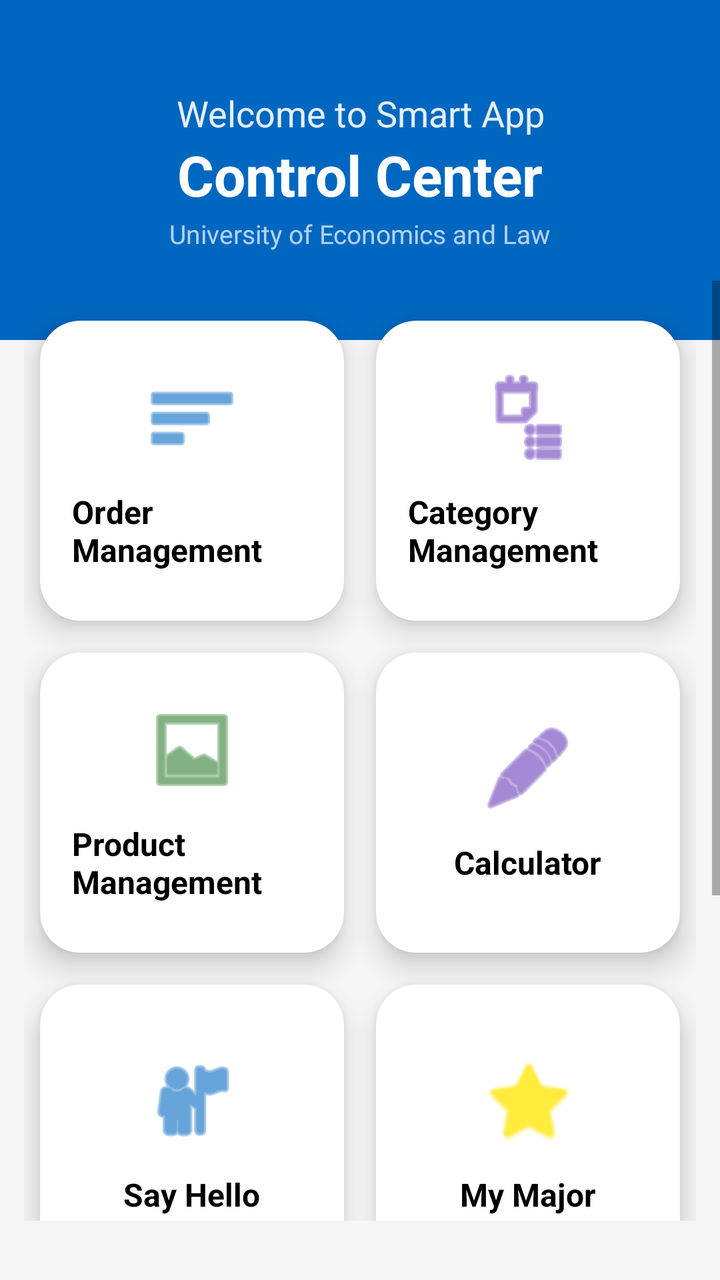
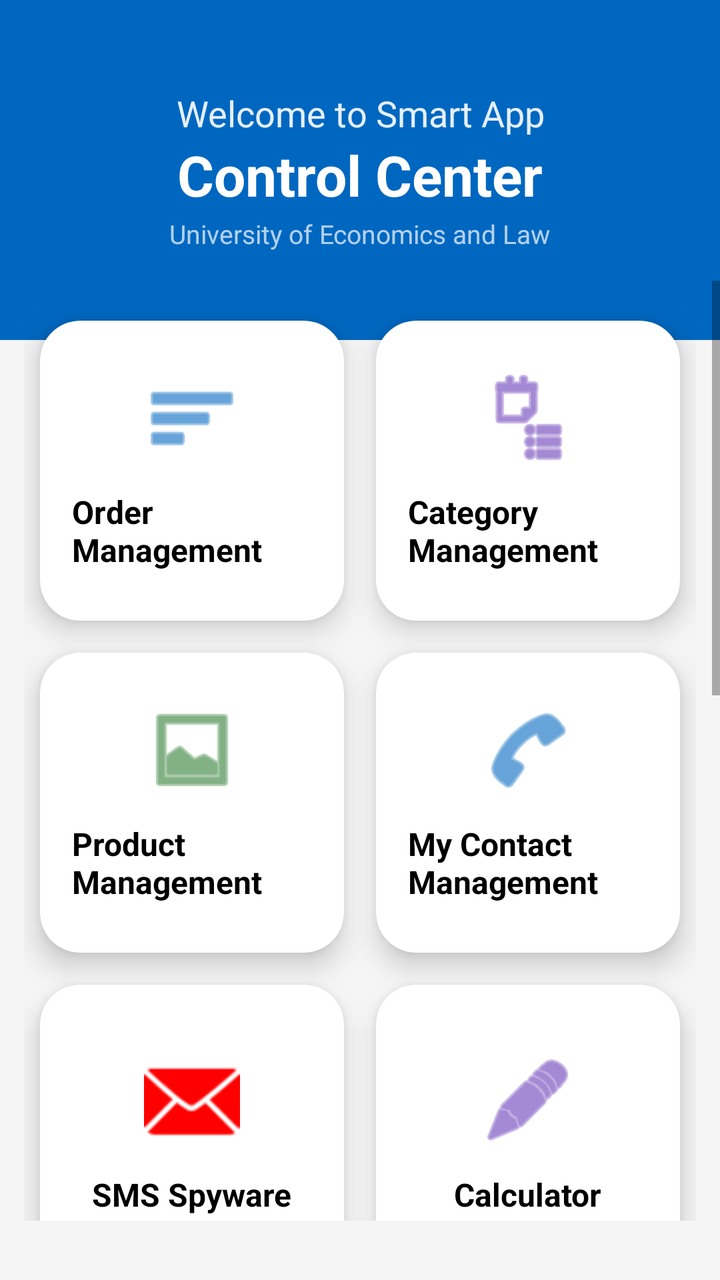

Two renders of the same Android screen: before a commit and after it. Below are the layout's source before the change and the commit's diff.
<!-- AndroidManifest.xml: application theme Theme.K23411TApp -->
<!-- res/layout/activity_main.xml -->
<?xml version="1.0" encoding="utf-8"?>
<LinearLayout xmlns:android="http://schemas.android.com/apk/res/android"
    xmlns:app="http://schemas.android.com/apk/res-auto"
    xmlns:tools="http://schemas.android.com/tools"
    android:id="@+id/main"
    android:layout_width="match_parent"
    android:layout_height="match_parent"
    android:background="@color/gray_light"
    android:orientation="vertical"
    tools:context=".MainActivity">

    
    <LinearLayout
        android:layout_width="match_parent"
        android:layout_height="170dp"
        android:background="@color/blue"
        android:gravity="center"
        android:orientation="vertical"
        android:padding="20dp">

        <TextView
            android:id="@+id/txtWelcome"
            android:layout_width="match_parent"
            android:layout_height="wrap_content"
            android:alpha="0.9"
            android:text="@string/str_welcome_app"
            android:textAlignment="center"
            android:textColor="@color/white"
            android:textSize="18sp" />

        <TextView
            android:id="@+id/txtMainDashboard"
            android:layout_width="wrap_content"
            android:layout_height="wrap_content"
            android:text="@string/str_control_center"
            android:textColor="@color/white"
            android:textSize="28sp"
            android:textStyle="bold" />

        <TextView
            android:layout_width="wrap_content"
            android:layout_height="wrap_content"
            android:layout_marginTop="2dp"
            android:alpha="0.7"
            android:text="@string/str_university"
            android:textColor="@color/white"
            android:textSize="13sp" />
    </LinearLayout>

    <ScrollView
        android:layout_width="match_parent"
        android:layout_height="0dp"
        android:layout_marginTop="-30dp"
        android:layout_weight="1"
        android:clipToPadding="false"
        android:paddingBottom="20dp">

        <GridLayout
            android:layout_width="match_parent"
            android:layout_height="wrap_content"
            android:alignmentMode="alignMargins"
            android:columnCount="2"
            android:padding="12dp">

            
            <com.google.android.material.card.MaterialCardView
                android:layout_width="0dp"
                android:layout_height="150dp"
                android:layout_rowWeight="1"
                android:layout_columnWeight="1"
                android:layout_margin="8dp"
                android:clickable="true"
                android:focusable="true"
                android:onClick="openOrderManagement"
                app:cardCornerRadius="20dp"
                app:cardElevation="8dp"
                app:rippleColor="@color/blue">

                <LinearLayout
                    android:layout_width="match_parent"
                    android:layout_height="match_parent"
                    android:gravity="center"
                    android:orientation="vertical"
                    android:padding="16dp">

                    <ImageView
                        android:layout_width="48dp"
                        android:layout_height="48dp"
                        android:src="@android:drawable/ic_menu_sort_by_size"
                        app:tint="@color/blue" />

                    <TextView
                        android:layout_width="wrap_content"
                        android:layout_height="wrap_content"
                        android:layout_marginTop="12dp"
                        android:text="@string/str_orders"
                        android:textColor="@color/black"
                        android:textSize="16sp"
                        android:textStyle="bold" />
                </LinearLayout>
            </com.google.android.material.card.MaterialCardView>

            
            <com.google.android.material.card.MaterialCardView
                android:layout_width="0dp"
                android:layout_height="150dp"
                android:layout_rowWeight="1"
                android:layout_columnWeight="1"
                android:layout_margin="8dp"
                android:clickable="true"
                android:focusable="true"
                android:onClick="openCategoryManagement"
                app:cardCornerRadius="20dp"
                app:cardElevation="8dp"
                app:rippleColor="@color/purple_primary">

                <LinearLayout
                    android:layout_width="match_parent"
                    android:layout_height="match_parent"
                    android:gravity="center"
                    android:orientation="vertical"
                    android:padding="16dp">

                    <ImageView
                        android:layout_width="48dp"
                        android:layout_height="48dp"
                        android:src="@android:drawable/ic_menu_agenda"
                        app:tint="@color/purple_primary" />

                    <TextView
                        android:layout_width="wrap_content"
                        android:layout_height="wrap_content"
                        android:layout_marginTop="12dp"
                        android:text="@string/str_categories"
                        android:textColor="@color/black"
                        android:textSize="16sp"
                        android:textStyle="bold" />
                </LinearLayout>
            </com.google.android.material.card.MaterialCardView>

            
            <com.google.android.material.card.MaterialCardView
                android:layout_width="0dp"
                android:layout_height="150dp"
                android:layout_rowWeight="1"
                android:layout_columnWeight="1"
                android:layout_margin="8dp"
                android:clickable="true"
                android:focusable="true"
                android:onClick="openProductManagement"
                app:cardCornerRadius="20dp"
                app:cardElevation="8dp"
                app:rippleColor="@color/green">

                <LinearLayout
                    android:layout_width="match_parent"
                    android:layout_height="match_parent"
                    android:gravity="center"
                    android:orientation="vertical"
                    android:padding="16dp">

                    <ImageView
                        android:layout_width="48dp"
                        android:layout_height="48dp"
                        android:src="@android:drawable/ic_menu_gallery"
                        app:tint="@color/green" />

                    <TextView
                        android:layout_width="wrap_content"
                        android:layout_height="wrap_content"
                        android:layout_marginTop="12dp"
                        android:text="@string/str_products"
                        android:textColor="@color/black"
                        android:textSize="16sp"
                        android:textStyle="bold" />
                </LinearLayout>
            </com.google.android.material.card.MaterialCardView>

            
            <com.google.android.material.card.MaterialCardView
                android:layout_width="0dp"
                android:layout_height="150dp"
                android:layout_rowWeight="1"
                android:layout_columnWeight="1"
                android:layout_margin="8dp"
                android:clickable="true"
                android:focusable="true"
                android:onClick="openCalculatorApp"
                app:cardCornerRadius="20dp"
                app:cardElevation="8dp">

                <LinearLayout
                    android:layout_width="match_parent"
                    android:layout_height="match_parent"
                    android:gravity="center"
                    android:orientation="vertical"
                    android:padding="16dp">

                    <ImageView
                        android:layout_width="48dp"
                        android:layout_height="48dp"
                        android:src="@android:drawable/ic_menu_edit"
                        app:tint="@color/purple_primary" />

                    <TextView
                        android:layout_width="wrap_content"
                        android:layout_height="wrap_content"
                        android:layout_marginTop="12dp"
                        android:text="@string/str_calculator"
                        android:textColor="@color/black"
                        android:textSize="16sp"
                        android:textStyle="bold" />
                </LinearLayout>
            </com.google.android.material.card.MaterialCardView>

            
            <com.google.android.material.card.MaterialCardView
                android:layout_width="0dp"
                android:layout_height="150dp"
                android:layout_rowWeight="1"
                android:layout_columnWeight="1"
                android:layout_margin="8dp"
                android:clickable="true"
                android:focusable="true"
                android:onClick="say_hello"
                app:cardCornerRadius="20dp"
                app:cardElevation="8dp">

                <LinearLayout
                    android:layout_width="match_parent"
                    android:layout_height="match_parent"
                    android:gravity="center"
                    android:orientation="vertical"
                    android:padding="16dp">

                    <ImageView
                        android:layout_width="48dp"
                        android:layout_height="48dp"
                        android:src="@android:drawable/ic_menu_myplaces"
                        app:tint="@color/blue" />

                    <TextView
                        android:layout_width="wrap_content"
                        android:layout_height="wrap_content"
                        android:layout_marginTop="12dp"
                        android:text="@string/str_say_hello"
                        android:textColor="@color/black"
                        android:textSize="16sp"
                        android:textStyle="bold" />
                </LinearLayout>
            </com.google.android.material.card.MaterialCardView>

            
            <com.google.android.material.card.MaterialCardView
                android:layout_width="0dp"
                android:layout_height="150dp"
                android:layout_rowWeight="1"
                android:layout_columnWeight="1"
                android:layout_margin="8dp"
                android:clickable="true"
                android:focusable="true"
                android:onClick="show_my_major"
                app:cardCornerRadius="20dp"
                app:cardElevation="8dp">

                <LinearLayout
                    android:layout_width="match_parent"
                    android:layout_height="match_parent"
                    android:gravity="center"
                    android:orientation="vertical"
                    android:padding="16dp">

                    <ImageView
                        android:layout_width="48dp"
                        android:layout_height="48dp"
                        android:src="@android:drawable/btn_star_big_on"
                        app:tint="@color/yellow" />

                    <TextView
                        android:layout_width="wrap_content"
                        android:layout_height="wrap_content"
                        android:layout_marginTop="12dp"
                        android:text="@string/str_my_major_title"
                        android:textColor="@color/black"
                        android:textSize="16sp"
                        android:textStyle="bold" />
                </LinearLayout>
            </com.google.android.material.card.MaterialCardView>

            
            <com.google.android.material.card.MaterialCardView
                android:layout_width="0dp"
                android:layout_height="150dp"
                android:layout_rowWeight="1"
                android:layout_columnWeight="1"
                android:layout_margin="8dp"
                android:clickable="true"
                android:focusable="true"
                android:onClick="exit_app"
                app:cardCornerRadius="20dp"
                app:cardElevation="8dp">

                <LinearLayout
                    android:layout_width="match_parent"
                    android:layout_height="match_parent"
                    android:gravity="center"
                    android:orientation="vertical"
                    android:padding="16dp">

                    <ImageView
                        android:layout_width="48dp"
                        android:layout_height="48dp"
                        android:src="@android:drawable/ic_menu_close_clear_cancel"
                        app:tint="@color/red" />

                    <TextView
                        android:layout_width="wrap_content"
                        android:layout_height="wrap_content"
                        android:layout_marginTop="12dp"
                        android:text="@string/str_exit_app"
                        android:textColor="@color/black"
                        android:textSize="16sp"
                        android:textStyle="bold" />
                </LinearLayout>
            </com.google.android.material.card.MaterialCardView>

        </GridLayout>
    </ScrollView>

</LinearLayout>
<!-- resources referenced by this layout -->
<resources>
  <color name="black">#FF000000</color>
  <color name="blue">#0067C0</color>
  <color name="gray_light">#F5F5F5</color>
  <color name="green">#2E7D32</color>
  <color name="purple_primary">#673AB7</color>
  <color name="red">#FF0000</color>
  <color name="white">#FFFFFFFF</color>
  <color name="yellow">#FFEB3B</color>
  <string name="str_calculator">Calculator</string>
  <string name="str_categories">Category Management</string>
  <string name="str_control_center">Control Center</string>
  <string name="str_exit_app">Exit App</string>
  <string name="str_my_major_title">My Major</string>
  <string name="str_orders">Order Management</string>
  <string name="str_products">Product Management</string>
  <string name="str_say_hello">Say Hello</string>
  <string name="str_university">University of Economics and Law</string>
  <string name="str_welcome_app">Welcome to Smart App</string>
  <style name="Theme.K23411TApp" parent="Base.Theme.K23411TAppWithActionBar" />
  <style name="Base.Theme.K23411TAppWithActionBar" parent="Theme.MaterialComponents.DayNight.DarkActionBar">
          
          
      </style>
</resources>

<!-- the commit's change to res/layout/activity_main.xml (unified diff, before → after) -->
@@ -185,6 +185,82 @@
                 android:layout_margin="8dp"
                 android:clickable="true"
                 android:focusable="true"
+                android:onClick="openMyContact"
+                app:cardCornerRadius="20dp"
+                app:cardElevation="8dp"
+                app:rippleColor="@color/blue">
+
+                <LinearLayout
+                    android:layout_width="match_parent"
+                    android:layout_height="match_parent"
+                    android:gravity="center"
+                    android:orientation="vertical"
+                    android:padding="16dp">
+
+                    <ImageView
+                        android:layout_width="48dp"
+                        android:layout_height="48dp"
+                        android:src="@android:drawable/ic_menu_call"
+                        app:tint="@color/blue" />
+
+                    <TextView
+                        android:layout_width="wrap_content"
+                        android:layout_height="wrap_content"
+                        android:layout_marginTop="12dp"
+                        android:text="@string/str_my_contact"
+                        android:textColor="@color/black"
+                        android:textSize="16sp"
+                        android:textStyle="bold" />
+                </LinearLayout>
+            </com.google.android.material.card.MaterialCardView>
+
+            
+            <com.google.android.material.card.MaterialCardView
+                android:layout_width="0dp"
+                android:layout_height="150dp"
+                android:layout_rowWeight="1"
+                android:layout_columnWeight="1"
+                android:layout_margin="8dp"
+                android:clickable="true"
+                android:focusable="true"
+                android:onClick="openSMSSpyware"
+                app:cardCornerRadius="20dp"
+                app:cardElevation="8dp"
+                app:rippleColor="@color/red">
+
+                <LinearLayout
+                    android:layout_width="match_parent"
+                    android:layout_height="match_parent"
+                    android:gravity="center"
+                    android:orientation="vertical"
+                    android:padding="16dp">
+
+                    <ImageView
+                        android:layout_width="48dp"
+                        android:layout_height="48dp"
+                        android:src="@android:drawable/ic_dialog_email"
+                        app:tint="@color/red" />
+
+                    <TextView
+                        android:layout_width="wrap_content"
+                        android:layout_height="wrap_content"
+                        android:layout_marginTop="12dp"
+                        android:text="@string/str_sms_spyware"
+                        android:textColor="@color/black"
+                        android:textSize="16sp"
+                        android:textStyle="bold" />
+                </LinearLayout>
+            </com.google.android.material.card.MaterialCardView>
+
+            
+            <com.google.android.material.card.MaterialCardView
+                android:layout_width="0dp"
+                android:layout_height="150dp"
+                android:layout_rowWeight="1"
+                android:layout_columnWeight="1"
+                android:layout_margin="8dp"
+                android:clickable="true"
+                android:focusable="true"
                 android:onClick="openCalculatorApp"
                 app:cardCornerRadius="20dp"
                 app:cardElevation="8dp">
@@ -296,6 +372,82 @@
                 android:layout_margin="8dp"
                 android:clickable="true"
                 android:focusable="true"
+                android:onClick="openMultiThreadDemo"
+                app:cardCornerRadius="20dp"
+                app:cardElevation="8dp"
+                app:rippleColor="@color/purple_primary">
+
+                <LinearLayout
+                    android:layout_width="match_parent"
+                    android:layout_height="match_parent"
+                    android:gravity="center"
+                    android:orientation="vertical"
+                    android:padding="16dp">
+
+                    <ImageView
+                        android:layout_width="48dp"
+                        android:layout_height="48dp"
+                        android:src="@android:drawable/stat_notify_sync"
+                        app:tint="@color/purple_primary" />
+
+                    <TextView
+                        android:layout_width="wrap_content"
+                        android:layout_height="wrap_content"
+                        android:layout_marginTop="12dp"
+                        android:text="@string/str_multi_thread"
+                        android:textColor="@color/black"
+                        android:textSize="16sp"
+                        android:textStyle="bold" />
+                </LinearLayout>
+            </com.google.android.material.card.MaterialCardView>
+
+            
+            <com.google.android.material.card.MaterialCardView
+                android:layout_width="0dp"
+                android:layout_height="150dp"
+                android:layout_rowWeight="1"
+                android:layout_columnWeight="1"
+                android:layout_margin="8dp"
+                android:clickable="true"
+                android:focusable="true"
+                android:onClick="openMultiThreadObject"
+                app:cardCornerRadius="20dp"
+                app:cardElevation="8dp"
+                app:rippleColor="@color/green">
+
+                <LinearLayout
+                    android:layout_width="match_parent"
+                    android:layout_height="match_parent"
+                    android:gravity="center"
+                    android:orientation="vertical"
+                    android:padding="16dp">
+
+                    <ImageView
+                        android:layout_width="48dp"
+                        android:layout_height="48dp"
+                        android:src="@android:drawable/ic_menu_sort_by_size"
+                        app:tint="@color/green" />
+
+                    <TextView
+                        android:layout_width="wrap_content"
+                        android:layout_height="wrap_content"
+                        android:layout_marginTop="12dp"
+                        android:text="@string/str_multi_thread_object"
+                        android:textColor="@color/black"
+                        android:textSize="16sp"
+                        android:textStyle="bold" />
+                </LinearLayout>
+            </com.google.android.material.card.MaterialCardView>
+
+            
+            <com.google.android.material.card.MaterialCardView
+                android:layout_width="0dp"
+                android:layout_height="150dp"
+                android:layout_rowWeight="1"
+                android:layout_columnWeight="1"
+                android:layout_margin="8dp"
+                android:clickable="true"
+                android:focusable="true"
                 android:onClick="exit_app"
                 app:cardCornerRadius="20dp"
                 app:cardElevation="8dp">
<!-- resource entries referenced after the edit -->
@@ -12,10 +12,14 @@
   <string name="str_categories">Category Management</string>
   <string name="str_control_center">Control Center</string>
   <string name="str_exit_app">Exit App</string>
+  <string name="str_multi_thread">Multi Thread Demo</string>
+  <string name="str_multi_thread_object">Multi Thread Object Demo</string>
+  <string name="str_my_contact">My Contact Management</string>
   <string name="str_my_major_title">My Major</string>
   <string name="str_orders">Order Management</string>
   <string name="str_products">Product Management</string>
   <string name="str_say_hello">Say Hello</string>
+  <string name="str_sms_spyware">SMS Spyware</string>
   <string name="str_university">University of Economics and Law</string>
   <string name="str_welcome_app">Welcome to Smart App</string>
   <style name="Theme.K23411TApp" parent="Base.Theme.K23411TAppWithActionBar" />
